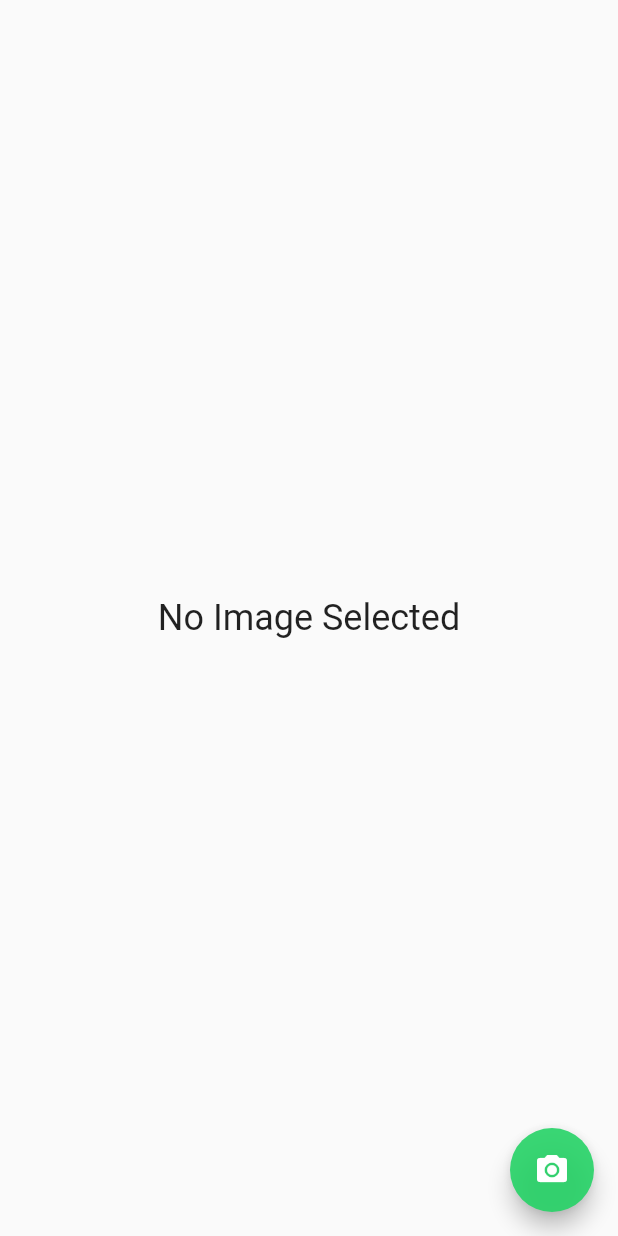
After one commit to Pranav2918/FlutterDesigns, a Flutter app: the CameraView screen opened directly, after a tap on the "camera alt" icon, on a phone screen of 412 x 824 dp. The commit adds this screen. Run offline on Flutter 3.47's test engine with Material 2 defaults, Android fonts, the light colour scheme and no system bars; our stand-ins replace carousel_slider, font_awesome_flutter, image_picker, toggle_switch; missing offline and left inert: bottomreveal; network calls fail.

Commit message:
Completed whatsapp UI with camera integration

```diff
--- a/lib/Screens/Clones/Whatsapp/Data/statusList.dart
+++ b/lib/Screens/Clones/Whatsapp/Data/statusList.dart
@@ -44,7 +44,7 @@ final List status = [
     'name': 'Iron Man',
     'time': 'Today, 07:00 PM',
     'profileImg':
-        'https://www.redwolf.in/image/catalog/designer-Images/themes/iron-man-artist-image.png',
+        'https://pbs.twimg.com/profile_images/1222654825403424768/-ySQePLc_400x400.jpg',
   },
   {
     'name': 'Thor',
--- a/lib/Screens/Clones/Whatsapp/Data/users.dart
+++ b/lib/Screens/Clones/Whatsapp/Data/users.dart
@@ -54,10 +54,9 @@ final List users = [
     'name': 'Iron Man',
     'message': 'I am Strongest',
     'profileImg':
-        'https://www.redwolf.in/image/catalog/designer-Images/themes/iron-man-artist-image.png',
+        'https://pbs.twimg.com/profile_images/1222654825403424768/-ySQePLc_400x400.jpg',
     'notification': messageBadge()
   },
-
 ];
 
 Widget messageBadge() {
--- /dev/null
+++ b/lib/Screens/Clones/Whatsapp/widgets/cameraview.dart
@@ -0,0 +1,43 @@
+import 'dart:io';
+import 'package:flutter/material.dart';
+import 'package:image_picker/image_picker.dart';
+
+class CameraView extends StatefulWidget {
+  @override
+  _CameraViewState createState() => _CameraViewState();
+}
+
+class _CameraViewState extends State<CameraView> {
+  File? image;
+  final imagePicker = ImagePicker();
+
+  Future getImage() async {
+    try {
+      final _image = await imagePicker.pickImage(
+          source: ImageSource
+              .camera); //It will be used to access the camera and use the image
+      setState(() {
+        image = File(_image!.path);
+      });
+    } on Exception catch (e) {
+      print(e);
+    }
+  }
+
+  @override
+  Widget build(BuildContext context) {
+    return Scaffold(
+      body: Center(
+          child: image == null
+              ? Text(
+                  'No Image Selected',
+                  style: TextStyle(fontSize: 24),
+                )
+              : Image.file(image!)),
+      floatingActionButton: FloatingActionButton(
+          onPressed: getImage,
+          child: Icon(Icons.camera_alt, color: Colors.white),
+          backgroundColor: Color.fromRGBO(37, 211, 102, 0.9)),
+    );
+  }
+}
--- a/lib/Screens/Clones/Whatsapp/widgets/statusview.dart
+++ b/lib/Screens/Clones/Whatsapp/widgets/statusview.dart
@@ -2,7 +2,7 @@ import 'package:designs/Screens/Clones/Whatsapp/Data/statusList.dart';
 import 'package:flutter/material.dart';
 import 'package:font_awesome_flutter/font_awesome_flutter.dart';
 
-class StatusScreen extends StatelessWidget {
+class StatusView extends StatelessWidget {
   @override
   Widget build(BuildContext context) {
     final String imgUrl =
--- a/pubspec.yaml
+++ b/pubspec.yaml
@@ -16,6 +16,8 @@ dependencies:
   carousel_slider: ^4.0.0
   cupertino_icons: ^1.0.2
   font_awesome_flutter: ^9.1.0
+  image_picker: ^0.8.2
+  path_provider: ^2.0.2
   toggle_switch: ^1.2.0
   url_launcher: ^6.0.9
 
```
Also changed, not shown: lib/Screens/Clones/Whatsapp/Data/calls.dart (added, +52 -0 lines), lib/Screens/Clones/Whatsapp/homeview.dart (+5 -30 lines), lib/Screens/Clones/Whatsapp/widgets/callview.dart (added, +53 -0 lines), pubspec.lock.
